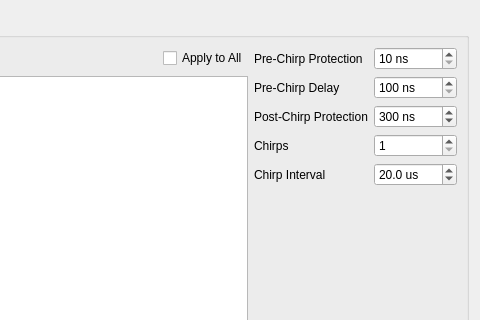
The window that chirpconfigwidget.ui (kncrabtree/blackchirp) describes before a commit, drawn with Qt 5; both pictures show x 363 to 843 and y 143 to 463 of the 843 by 603 pixel window.
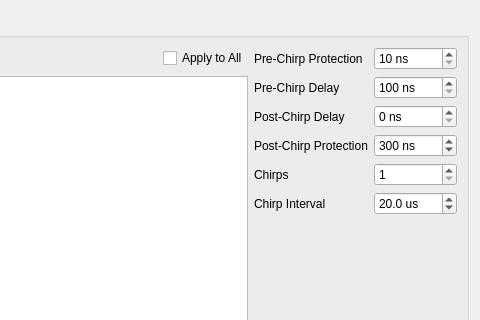
The same window after the commit. Icons and pictures are not drawn. Custom widgets are drawn as their Qt base class.

Diff of the .ui file:
```diff
--- a/chirpconfigwidget.ui
+++ b/chirpconfigwidget.ui
@@ -304,14 +304,14 @@
           </property>
          </widget>
         </item>
-        <item row="2" column="0">
+        <item row="3" column="0">
          <widget class="QLabel" name="protectionDelayLabel">
           <property name="text">
            <string>Post-Chirp Protection</string>
           </property>
          </widget>
         </item>
-        <item row="2" column="1">
+        <item row="3" column="1">
          <widget class="QSpinBox" name="postChirpProtectionSpinBox">
           <property name="toolTip">
            <string>Following chirp, how long to wait before closing protection switch.</string>
@@ -336,14 +336,14 @@
           </property>
          </widget>
         </item>
-        <item row="3" column="0">
+        <item row="4" column="0">
          <widget class="QLabel" name="chirpsLabel">
           <property name="text">
            <string>Chirps</string>
           </property>
          </widget>
         </item>
-        <item row="3" column="1">
+        <item row="4" column="1">
          <widget class="QSpinBox" name="chirpsSpinBox">
           <property name="toolTip">
            <string>Number of chirps in the AWG waveform.</string>
@@ -359,14 +359,14 @@
           </property>
          </widget>
         </item>
-        <item row="4" column="0">
+        <item row="5" column="0">
          <widget class="QLabel" name="chirpIntervalLabel">
           <property name="text">
            <string>Chirp Interval</string>
           </property>
          </widget>
         </item>
-        <item row="4" column="1">
+        <item row="5" column="1">
          <widget class="QDoubleSpinBox" name="chirpIntervalDoubleSpinBox">
           <property name="toolTip">
            <string>&lt;html&gt;&lt;head/&gt;&lt;body&gt;&lt;p&gt;Time from beginning of one chirp to the beginning of the next.&lt;/p&gt;&lt;p&gt;Minimum is pre-chirp delay + chirp duration + protection delay + FID time + 4 μs.&lt;/p&gt;&lt;p&gt;Setting the chirp interval below this value will cause problems, as the scope will miss chirps and become unsynschronized.&lt;/p&gt;&lt;/body&gt;&lt;/html&gt;</string>
@@ -417,6 +417,29 @@
           </property>
          </widget>
         </item>
+        <item row="2" column="0">
+         <widget class="QLabel" name="postChirpDelayLabel">
+          <property name="text">
+           <string>Post-Chirp Delay</string>
+          </property>
+         </widget>
+        </item>
+        <item row="2" column="1">
+         <widget class="QSpinBox" name="postChirpDelaySpinBox">
+          <property name="toolTip">
+           <string>Following chirp, how long to wait before disabling TWT.</string>
+          </property>
+          <property name="suffix">
+           <string> ns</string>
+          </property>
+          <property name="maximum">
+           <number>1000000</number>
+          </property>
+          <property name="singleStep">
+           <number>10</number>
+          </property>
+         </widget>
+        </item>
        </layout>
       </item>
      </layout>
```
Left out of the diff: 3 changed lines with no effect on the pictures.
